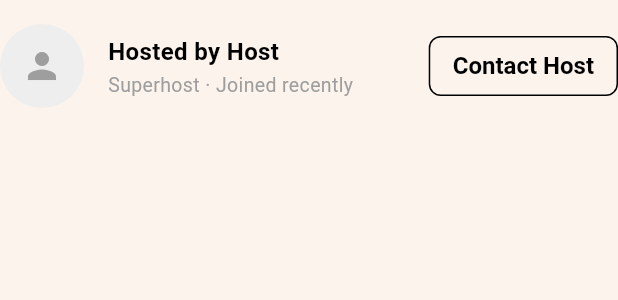
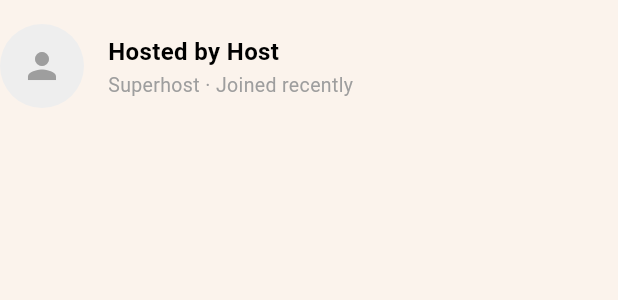
Before and after one commit to kidusk12/Ethio-Airbnb, a Flutter app: the ListingHostInfoRow widget shown alone on an empty page, opened directly, on a phone screen of 412 x 824 dp. Shown: the top 300 px of the screen. Run offline on Flutter 3.47's test engine with Material 3 defaults, Android fonts, the phone set to English and light mode, and no system bars; our stand-ins replace file_picker, flutter_riverpod, flutter_secure_storage, go_router, image_picker; accounts and stored records are empty; network calls fail; Roboto replaces fonts that are missing (Sans).

Commit message:
Remove heart and share icons, remove Contact Host from listing UI

```diff
--- a/mobile/lib/features/listings/presentation/widgets/listing_host_info_row.dart
+++ b/mobile/lib/features/listings/presentation/widgets/listing_host_info_row.dart
@@ -36,7 +36,8 @@ class ListingHostInfoRow extends StatelessWidget {
                 CircleAvatar(
                   radius: 28,
                   backgroundColor: Colors.grey.shade200,
-                  backgroundImage: displayImage != null && displayImage.isNotEmpty
+                  backgroundImage:
+                      displayImage != null && displayImage.isNotEmpty
                       ? NetworkImage(displayImage)
                       : null,
                   child: displayImage == null || displayImage.isEmpty
@@ -75,24 +76,6 @@ class ListingHostInfoRow extends StatelessWidget {
               ],
             ),
           ),
-          const SizedBox(width: 12),
-          // Fix unbounded width error by constraining button size and layout style
-          SizedBox(
-            height: 40,
-            child: OutlinedButton(
-              onPressed: onContactHost ?? () {},
-              style: OutlinedButton.styleFrom(
-                minimumSize: Size.zero, // Overrides global unbounded expanded styles
-                padding: const EdgeInsets.symmetric(horizontal: 16),
-                foregroundColor: Colors.black,
-                side: const BorderSide(color: Colors.black),
-                shape: RoundedRectangleBorder(
-                  borderRadius: BorderRadius.circular(8),
-                ),
-              ),
-              child: const Text('Contact Host'),
-            ),
-          ),
         ],
       ),
     );
```
Also changed, not shown: mobile/lib/features/listings/presentation/widgets/explore_listing_card.dart (+8 -37 lines), mobile/lib/features/listings/presentation/widgets/listing_image_gallery.dart (+16 -22 lines).
